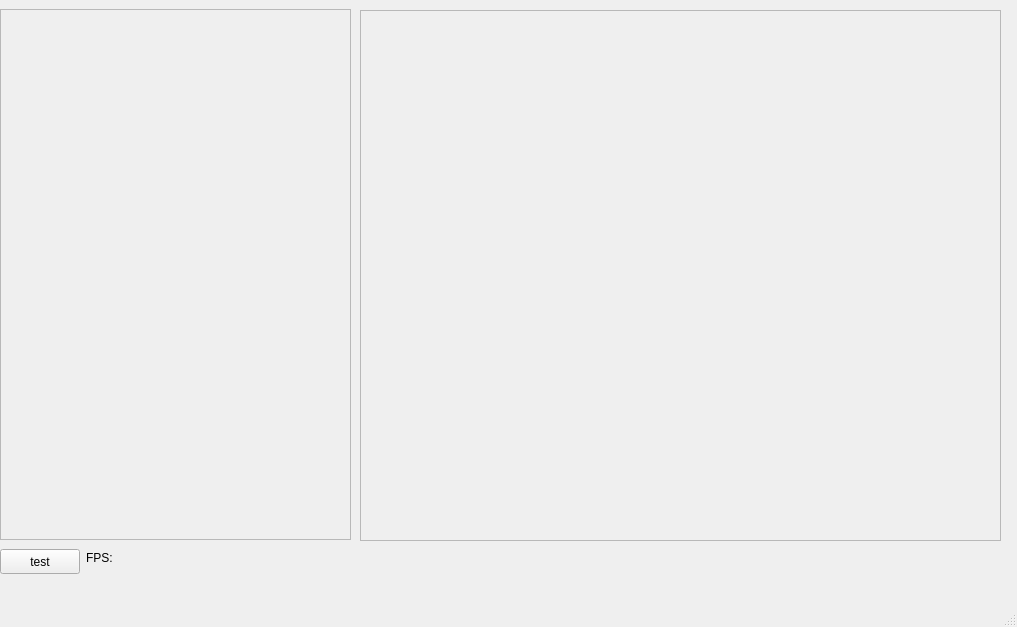
First picture: the form in mainwindow.ui, repository jsjsjs000/imx8mp_qt_ar0521_isp_tool, before the edit.
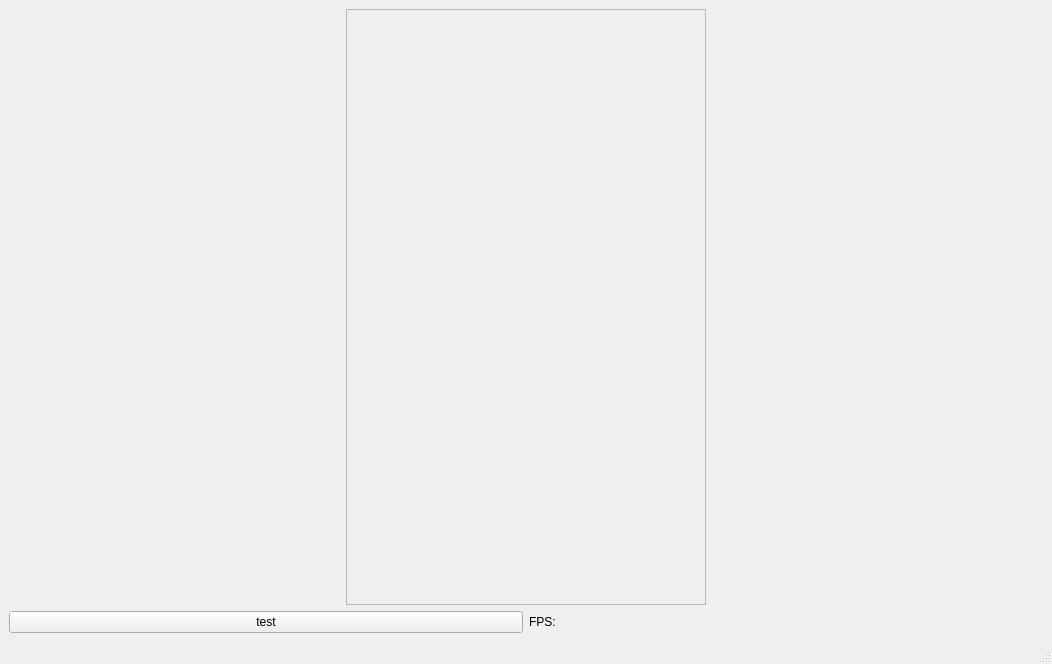
Second picture: the form after the edit.

The edit to the form file:
```diff
--- a/mainwindow.ui
+++ b/mainwindow.ui
@@ -6,22 +6,30 @@
    <rect>
     <x>0</x>
     <y>0</y>
-    <width>1017</width>
-    <height>627</height>
+    <width>1052</width>
+    <height>664</height>
    </rect>
   </property>
   <property name="windowTitle">
    <string>MainWindow</string>
   </property>
   <widget class="QWidget" name="centralwidget">
+   <layout class="QGridLayout" name="gridLayout_2">
+    <item row="0" column="0" colspan="2">
+     <layout class="QHBoxLayout" name="horizontalLayout">
+      <item>
    <widget class="QScrollArea" name="scrollArea">
-    <property name="geometry">
-     <rect>
-      <x>0</x>
-      <y>9</y>
-      <width>351</width>
-      <height>531</height>
-     </rect>
+        <property name="sizePolicy">
+         <sizepolicy hsizetype="Preferred" vsizetype="Expanding">
+          <horstretch>0</horstretch>
+          <verstretch>0</verstretch>
+         </sizepolicy>
+        </property>
+        <property name="maximumSize">
+         <size>
+          <width>360</width>
+          <height>16777215</height>
+         </size>
     </property>
     <property name="widgetResizable">
      <bool>true</bool>
@@ -31,8 +39,8 @@
       <rect>
        <x>0</x>
        <y>0</y>
-       <width>349</width>
-       <height>529</height>
+           <width>358</width>
+           <height>567</height>
       </rect>
      </property>
      <layout class="QGridLayout" name="gridLayout">
@@ -64,70 +72,31 @@
      </layout>
     </widget>
    </widget>
+      </item>
+      <item>
+       <layout class="QVBoxLayout" name="verticalLayout_2">
+        <property name="spacing">
+         <number>0</number>
+        </property>
+       </layout>
+      </item>
+     </layout>
+    </item>
+    <item row="1" column="0">
    <widget class="QPushButton" name="pushButton">
-    <property name="geometry">
-     <rect>
-      <x>0</x>
-      <y>549</y>
-      <width>80</width>
-      <height>25</height>
-     </rect>
-    </property>
     <property name="text">
      <string>test</string>
     </property>
    </widget>
+    </item>
+    <item row="1" column="1">
    <widget class="QLabel" name="fpsLabel">
-    <property name="geometry">
-     <rect>
-      <x>86</x>
-      <y>549</y>
-      <width>29</width>
-      <height>17</height>
-     </rect>
-    </property>
     <property name="text">
      <string>FPS:</string>
     </property>
    </widget>
-   <widget class="QScrollArea" name="scrollArea_2">
-    <property name="geometry">
-     <rect>
-      <x>360</x>
-      <y>10</y>
-      <width>641</width>
-      <height>531</height>
-     </rect>
-    </property>
-    <property name="widgetResizable">
-     <bool>true</bool>
-    </property>
-    <widget class="QWidget" name="scrollAreaWidgetContents_2">
-     <property name="geometry">
-      <rect>
-       <x>0</x>
-       <y>0</y>
-       <width>639</width>
-       <height>529</height>
-      </rect>
-     </property>
-     <widget class="QWidget" name="verticalLayoutWidget">
-      <property name="geometry">
-       <rect>
-        <x>0</x>
-        <y>0</y>
-        <width>639</width>
-        <height>529</height>
-       </rect>
-      </property>
-      <layout class="QVBoxLayout" name="verticalLayout_2">
-       <property name="spacing">
-        <number>0</number>
-       </property>
-      </layout>
-     </widget>
-    </widget>
-   </widget>
+    </item>
+   </layout>
   </widget>
   <widget class="QMenuBar" name="menubar">
    <property name="geometry">
```
Left out of the diff: 2 changed lines with no effect on the pictures. Lines whose indentation alone changed are shown as unchanged.
